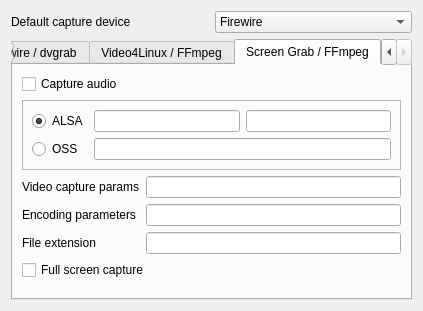
This is src/widgets/configcapture_ui.ui in KDE/kdenlive as Qt 5 draws it before an edit. The edited form follows.
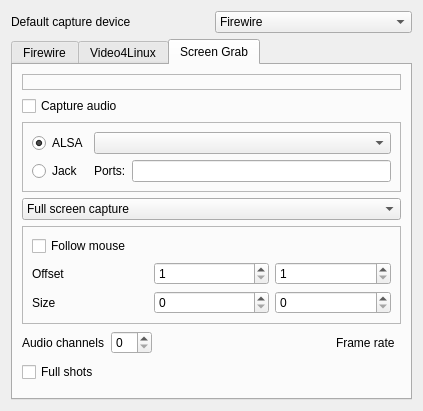
This is the edited form. Custom widgets are drawn as their Qt base class.

Commit message: Screen grab now uses recordmydesktop

What changed in the file:
```diff
--- a/src/widgets/configcapture_ui.ui
+++ b/src/widgets/configcapture_ui.ui
@@ -6,10 +6,10 @@
     <x>0</x>
     <y>0</y>
     <width>409</width>
-    <height>311</height>
+    <height>411</height>
    </rect>
   </property>
-  <layout class="QGridLayout" name="gridLayout_3" >
+  <layout class="QGridLayout" name="gridLayout_6" >
    <item row="0" column="0" >
     <widget class="QLabel" name="label" >
      <property name="text" >
@@ -49,7 +49,7 @@
      </property>
      <widget class="QWidget" name="tab" >
       <attribute name="title" >
-       <string>Firewire / dvgrab</string>
+       <string>Firewire</string>
       </attribute>
       <layout class="QGridLayout" name="gridLayout_2" >
        <item row="0" column="0" >
@@ -127,7 +127,7 @@
      </widget>
      <widget class="QWidget" name="tab_2" >
       <attribute name="title" >
-       <string>Video4Linux / FFmpeg</string>
+       <string>Video4Linux</string>
       </attribute>
       <layout class="QGridLayout" name="gridLayout" >
        <item row="1" column="1" colspan="3" >
@@ -352,17 +352,30 @@
      </widget>
      <widget class="QWidget" name="tab_3" >
       <attribute name="title" >
-       <string>Screen Grab / FFmpeg</string>
+       <string>Screen Grab</string>
       </attribute>
-      <layout class="QGridLayout" name="gridLayout_5" >
-       <item row="0" column="0" colspan="2" >
-        <widget class="QCheckBox" name="kcfg_screengrabenableaudio" >
+      <layout class="QGridLayout" name="gridLayout_3" >
+       <item row="0" column="0" colspan="5" >
+        <widget class="QLabel" name="rmd_info" >
+         <property name="frameShape" >
+          <enum>QFrame::StyledPanel</enum>
+         </property>
+         <property name="frameShadow" >
+          <enum>QFrame::Raised</enum>
+         </property>
+         <property name="text" >
+          <string/>
+         </property>
+        </widget>
+       </item>
+       <item row="1" column="0" colspan="5" >
+        <widget class="QCheckBox" name="kcfg_rmd_capture_audio" >
          <property name="text" >
           <string>Capture audio</string>
          </property>
         </widget>
        </item>
-       <item row="1" column="0" colspan="3" >
+       <item row="2" column="0" colspan="5" >
         <widget class="QFrame" name="audio_group" >
          <property name="frameShape" >
           <enum>QFrame::StyledPanel</enum>
@@ -381,95 +394,151 @@
             </property>
            </widget>
           </item>
-          <item row="0" column="1" >
-           <widget class="KLineEdit" name="kcfg_screengrabalsacapture" />
-          </item>
-          <item row="0" column="2" >
-           <widget class="KLineEdit" name="kcfg_screengrabalsacapture2" />
-          </item>
           <item row="1" column="0" >
            <widget class="QRadioButton" name="kcfg_useosscapture" >
             <property name="text" >
-             <string>OSS</string>
+             <string>Jack</string>
             </property>
            </widget>
           </item>
-          <item row="1" column="1" colspan="2" >
-           <widget class="KLineEdit" name="kcfg_screengrabosscapture" />
+          <item row="0" column="1" colspan="2" >
+           <widget class="KComboBox" name="kcfg_rmd_alsa_device" />
           </item>
+          <item row="1" column="2" >
+           <widget class="KLineEdit" name="kcfg_rmd_jackports" />
+          </item>
+          <item row="1" column="1" >
+           <widget class="QLabel" name="label_10" >
+            <property name="text" >
+             <string>Ports:</string>
+            </property>
+           </widget>
+          </item>
          </layout>
         </widget>
        </item>
-       <item row="2" column="0" colspan="2" >
-        <widget class="QLabel" name="label_17" >
-         <property name="text" >
-          <string>Video capture params</string>
+       <item row="3" column="0" colspan="5" >
+        <widget class="KComboBox" name="kcfg_rmd_capture_type" >
+         <item>
+          <property name="text" >
+           <string>Full screen capture</string>
+          </property>
+         </item>
+         <item>
+          <property name="text" >
+           <string>Region capture</string>
+          </property>
+         </item>
+        </widget>
+       </item>
+       <item row="4" column="0" colspan="5" >
+        <widget class="QFrame" name="region_group" >
+         <property name="frameShape" >
+          <enum>QFrame::StyledPanel</enum>
          </property>
+         <property name="frameShadow" >
+          <enum>QFrame::Raised</enum>
+         </property>
+         <layout class="QGridLayout" name="gridLayout_5" >
+          <item row="1" column="1" >
+           <widget class="KIntSpinBox" name="kcfg_rmd_offsetx" >
+            <property name="minimum" >
+             <number>1</number>
+            </property>
+            <property name="maximum" >
+             <number>5000</number>
+            </property>
+           </widget>
+          </item>
+          <item row="1" column="2" >
+           <widget class="KIntSpinBox" name="kcfg_rmd_offsety" >
+            <property name="minimum" >
+             <number>1</number>
+            </property>
+            <property name="maximum" >
+             <number>5000</number>
+            </property>
+           </widget>
+          </item>
+          <item row="2" column="2" >
+           <widget class="KIntSpinBox" name="kcfg_rmd_height" >
+            <property name="maximum" >
+             <number>5000</number>
+            </property>
+           </widget>
+          </item>
+          <item row="2" column="1" >
+           <widget class="KIntSpinBox" name="kcfg_rmd_width" >
+            <property name="maximum" >
+             <number>5000</number>
+            </property>
+           </widget>
+          </item>
+          <item row="1" column="0" >
+           <widget class="QLabel" name="label_19" >
+            <property name="text" >
+             <string>Offset</string>
+            </property>
+           </widget>
+          </item>
+          <item row="2" column="0" >
+           <widget class="QLabel" name="label_20" >
+            <property name="text" >
+             <string>Size</string>
+            </property>
+           </widget>
+          </item>
+          <item row="0" column="0" >
+           <widget class="QCheckBox" name="kcfg_rmd_follow_mouse" >
+            <property name="text" >
+             <string>Follow mouse</string>
+            </property>
+           </widget>
+          </item>
+         </layout>
         </widget>
        </item>
-       <item row="2" column="2" >
-        <widget class="KLineEdit" name="kcfg_screengrabcapture" />
-       </item>
-       <item row="3" column="0" colspan="2" >
+       <item row="5" column="0" >
         <widget class="QLabel" name="label_8" >
-         <property name="sizePolicy" >
-          <sizepolicy vsizetype="Preferred" hsizetype="Maximum" >
-           <horstretch>0</horstretch>
-           <verstretch>0</verstretch>
-          </sizepolicy>
-         </property>
          <property name="text" >
-          <string>Encoding parameters</string>
+          <string>Audio channels</string>
          </property>
         </widget>
        </item>
-       <item row="3" column="2" >
-        <widget class="KLineEdit" name="kcfg_screengrabencoding" >
-         <property name="sizePolicy" >
-          <sizepolicy vsizetype="Fixed" hsizetype="MinimumExpanding" >
-           <horstretch>0</horstretch>
-           <verstretch>0</verstretch>
-          </sizepolicy>
-         </property>
-         <property name="text" >
-          <string/>
-         </property>
-        </widget>
+       <item row="5" column="1" >
+        <widget class="KIntSpinBox" name="kcfg_rmd_audio_channels" />
        </item>
-       <item row="4" column="0" >
-        <widget class="QLabel" name="label_10" >
-         <property name="sizePolicy" >
-          <sizepolicy vsizetype="Preferred" hsizetype="Maximum" >
-           <horstretch>0</horstretch>
-           <verstretch>0</verstretch>
-          </sizepolicy>
+       <item row="5" column="2" >
+        <spacer name="horizontalSpacer_2" >
+         <property name="orientation" >
+          <enum>Qt::Horizontal</enum>
          </property>
-         <property name="text" >
-          <string>File extension</string>
+         <property name="sizeHint" stdset="0" >
+          <size>
+           <width>86</width>
+           <height>26</height>
+          </size>
          </property>
-        </widget>
+        </spacer>
        </item>
-       <item row="4" column="2" >
-        <widget class="KLineEdit" name="kcfg_screengrabextension" >
-         <property name="sizePolicy" >
-          <sizepolicy vsizetype="Fixed" hsizetype="MinimumExpanding" >
-           <horstretch>0</horstretch>
-           <verstretch>0</verstretch>
-          </sizepolicy>
-         </property>
+       <item row="5" column="3" >
+        <widget class="QLabel" name="label_18" >
          <property name="text" >
-          <string/>
+          <string>Frame rate</string>
          </property>
         </widget>
        </item>
-       <item row="5" column="0" colspan="3" >
-        <widget class="QCheckBox" name="kcfg_fullscreengrab" >
+       <item row="5" column="4" >
+        <widget class="KDoubleNumInput" name="kcfg_rmd_fps" />
+       </item>
+       <item row="6" column="0" colspan="4" >
+        <widget class="QCheckBox" name="kcfg_rmd_fullshots" >
          <property name="text" >
-          <string>Full screen capture</string>
+          <string>Full shots</string>
          </property>
         </widget>
        </item>
-       <item row="6" column="1" colspan="2" >
+       <item row="7" column="0" colspan="5" >
         <spacer name="verticalSpacer_3" >
          <property name="orientation" >
           <enum>Qt::Vertical</enum>
@@ -497,6 +566,16 @@
    <extends>QComboBox</extends>
    <header>kcombobox.h</header>
   </customwidget>
+  <customwidget>
+   <class>KDoubleNumInput</class>
+   <extends>QWidget</extends>
+   <header>knuminput.h</header>
+  </customwidget>
+  <customwidget>
+   <class>KIntSpinBox</class>
+   <extends>QSpinBox</extends>
+   <header>knuminput.h</header>
+  </customwidget>
   <customwidget>
    <class>KLineEdit</class>
    <extends>QLineEdit</extends>
```
Left out of the diff: 43 changed lines with no effect on the pictures. The commit also changes 5 other files.
